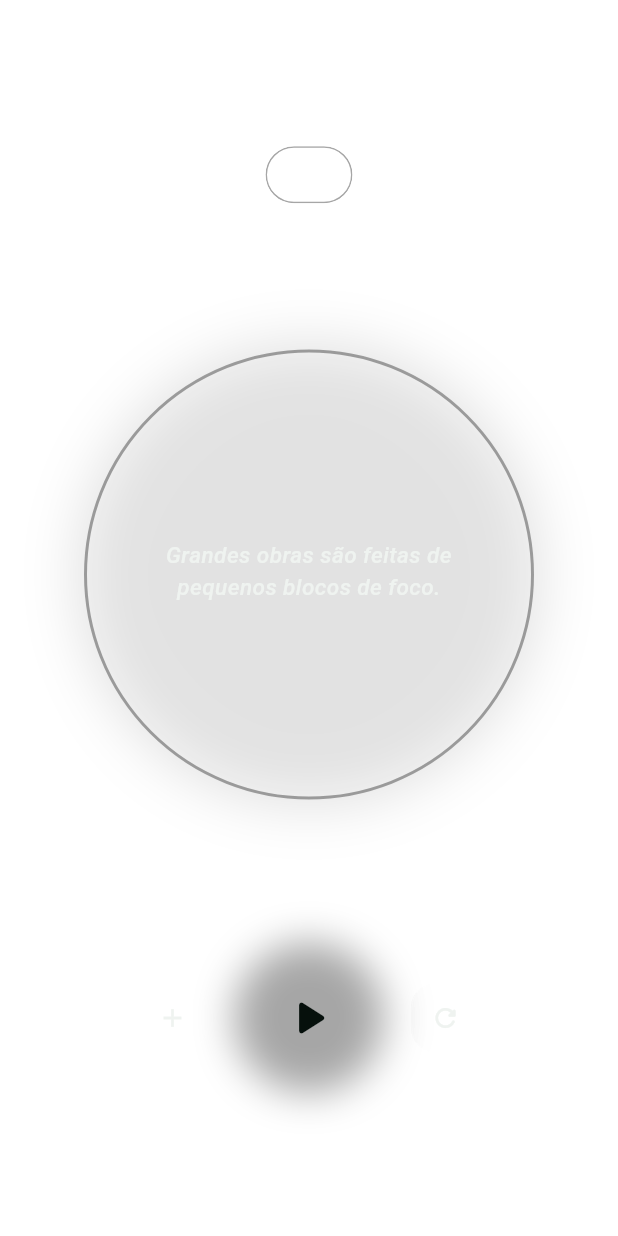
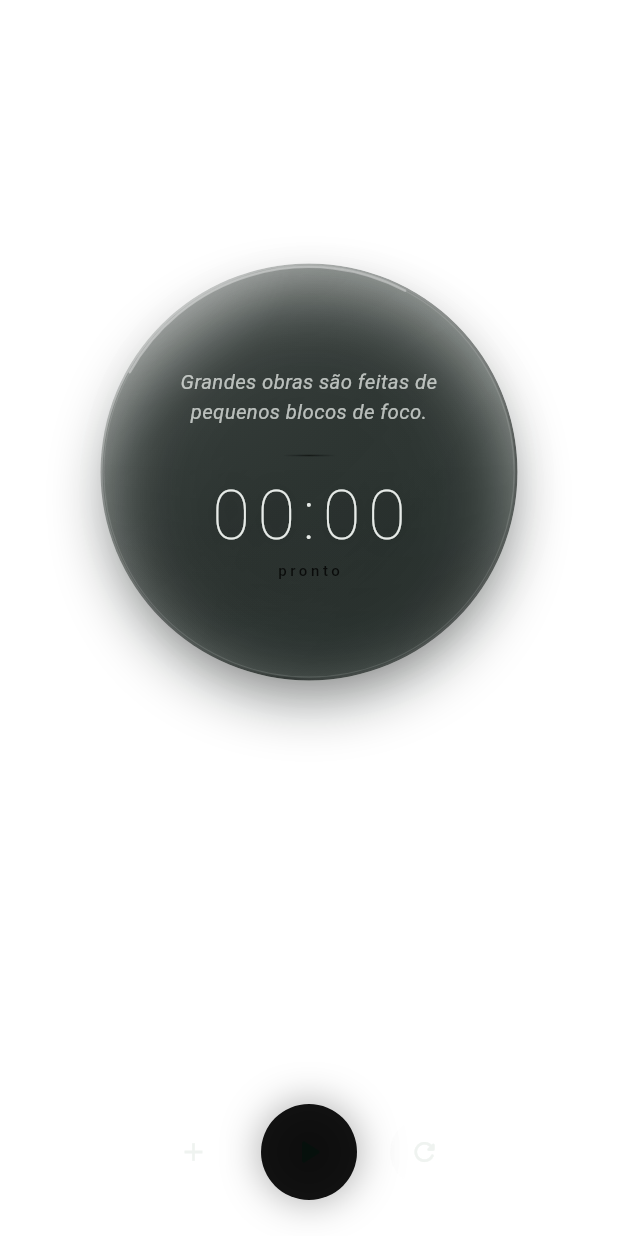
Before and after one commit to matheusz-nied/Aevum, a Flutter app: the InspirationalView widget shown alone on an empty page, opened directly with empty values, on a phone screen of 412 x 824 dp. Run offline on Flutter 3.47's test engine with Material 3 defaults, Android fonts, the phone set to English and light mode, and no system bars; our stand-ins replace audioplayers, fl_chart, flutter_riverpod, hive, hive_flutter, package_info_plus and 2 more; accounts and stored records are empty.

Commit message:
feat: integrate audioplayers package for enhanced audio functionality, add timer completion sound, and update UI components for improved user experience

```diff
--- a/lib/core/services/audio_service.dart
+++ b/lib/core/services/audio_service.dart
@@ -1,11 +1,19 @@
+import 'package:audioplayers/audioplayers.dart';
+import 'package:flutter/foundation.dart';
 import 'package:flutter/services.dart';
 
 class AudioService {
-  /// Toca o som de término de timer (usando som de sistema ou áudio suave)
+  static final AudioPlayer _player = AudioPlayer();
+
+  /// Toca o som suave de término incorporado ao app.
   static Future<void> playTimerCompleteSound() async {
     try {
-      await SystemSound.play(SystemSoundType.alert);
-    } catch (_) {}
+      // Reinicia o som caso duas conclusões sejam disparadas muito próximas.
+      await _player.stop();
+      await _player.play(AssetSource('audio/timer_complete.wav'), volume: 0.65);
+    } catch (error) {
+      debugPrint('Não foi possível tocar o som de conclusão: $error');
+    }
   }
 
   /// Toca um clique sutil de botão
--- a/lib/features/timer/presentation/views/inspirational_view.dart
+++ b/lib/features/timer/presentation/views/inspirational_view.dart
@@ -1,10 +1,12 @@
 import 'dart:async';
+import 'dart:math';
 import 'dart:ui';
 
 import 'package:flutter/material.dart';
 import 'package:aevum/core/constants/app_colors.dart';
 import 'package:aevum/core/quotes/inspiration_quotes.dart';
 import 'package:aevum/core/utils/time_utils.dart';
+import 'package:aevum/core/widgets/glass_container.dart';
 import 'package:aevum/features/tasks/domain/task_model.dart';
 import 'package:aevum/features/timer/domain/timer_state.dart';
 
@@ -63,70 +65,42 @@ class _InspirationalViewState extends State<InspirationalView> {
   @override
   Widget build(BuildContext context) {
     final accentColor = widget.task.color;
-    final displayTime = TimeUtils.formatSeconds(widget.state.remainingSeconds);
+    final remaining = widget.state.remainingSeconds;
+    final displayTime = TimeUtils.formatSeconds(remaining);
+    final hasHours = remaining >= 3600;
 
     return Column(
-      mainAxisAlignment: MainAxisAlignment.spaceEvenly,
       children: [
-        // Badge superior em vidro
-        ClipRRect(
-          borderRadius: BorderRadius.circular(20),
-          child: BackdropFilter(
-            filter: ImageFilter.blur(sigmaX: 10, sigmaY: 10),
-            child: Container(
-              padding: const EdgeInsets.symmetric(horizontal: 16, vertical: 8),
-              decoration: BoxDecoration(
-                color: Colors.white.withValues(alpha: 0.08),
-                borderRadius: BorderRadius.circular(20),
-                border: Border.all(color: accentColor.withValues(alpha: 0.35)),
-              ),
-              child: Row(
-                mainAxisSize: MainAxisSize.min,
+        const SizedBox(height: 8),
+        Expanded(
+          child: Align(
+            alignment: const Alignment(0, -0.28),
+            child: SizedBox(
+              width: 318,
+              height: 318,
+              child: Stack(
+                alignment: Alignment.center,
                 children: [
-                  Icon(widget.task.iconData, size: 16, color: accentColor),
-                  const SizedBox(width: 8),
-                  Text(
-                    widget.task.title,
-                    style: const TextStyle(
-                      color: AppColors.textWhite,
-                      fontSize: 14,
-                      fontWeight: FontWeight.w600,
+                  CustomPaint(
+                    size: const Size(318, 318),
+                    painter: _SoftProgressRingPainter(
+                      progress: widget.state.progress,
+                      accentColor: accentColor,
+                      isRunning: widget.state.isRunning,
                     ),
                   ),
-                ],
-              ),
-            ),
-          ),
-        ),
-
-        // Orbe central com glow
-        Center(
-          child: Container(
-            width: 300,
-            height: 300,
-            padding: const EdgeInsets.all(28),
-            decoration: BoxDecoration(
-              shape: BoxShape.circle,
-              color: AppColors.glassLightOnly,
-              border: Border.all(
-                color: accentColor.withValues(alpha: 0.35),
-                width: 2,
-              ),
-              boxShadow: [
-                BoxShadow(
-                  color: accentColor.withValues(
-                    alpha: widget.state.isRunning ? 0.28 : 0.12,
-                  ),
-                  blurRadius: 32,
-                  spreadRadius: 4,
-                ),
-              ],
-            ),
+                  SizedBox(
+                    width: 278,
+                    height: 278,
+                    child: GlassContainer(
+                      isCircle: true,
+                      strong: true,
+                      blur: 22,
+                      accentColor: accentColor,
+                      padding: const EdgeInsets.fromLTRB(28, 32, 28, 28),
                       child: Column(
                         mainAxisAlignment: MainAxisAlignment.center,
                         children: [
-                Icon(Icons.format_quote_rounded, color: accentColor, size: 32),
-                const SizedBox(height: 10),
                           AnimatedSwitcher(
                             duration: const Duration(milliseconds: 700),
                             transitionBuilder: (child, anim) =>
@@ -135,12 +109,31 @@ class _InspirationalViewState extends State<InspirationalView> {
                               _currentQuote,
                               key: ValueKey(_currentQuote),
                               textAlign: TextAlign.center,
-                    style: const TextStyle(
-                      fontSize: 15,
-                      fontWeight: FontWeight.w500,
-                      height: 1.4,
-                      color: AppColors.textWhite,
+                              maxLines: 3,
+                              overflow: TextOverflow.ellipsis,
+                              style: TextStyle(
+                                fontSize: 13.5,
+                                fontWeight: FontWeight.w400,
+                                height: 1.45,
                                 fontStyle: FontStyle.italic,
+                                color: AppColors.textWhite.withValues(
+                                  alpha: 0.72,
+                                ),
+                              ),
+                            ),
+                          ),
+                          const SizedBox(height: 18),
+                          Container(
+                            width: 36,
+                            height: 1,
+                            decoration: BoxDecoration(
+                              borderRadius: BorderRadius.circular(99),
+                              gradient: LinearGradient(
+                                colors: [
+                                  accentColor.withValues(alpha: 0),
+                                  accentColor.withValues(alpha: 0.55),
+                                  accentColor.withValues(alpha: 0),
+                                ],
                               ),
                             ),
                           ),
@@ -148,89 +141,138 @@ class _InspirationalViewState extends State<InspirationalView> {
                           Text(
                             displayTime,
                             style: TextStyle(
-                    fontSize: 22,
-                    fontWeight: FontWeight.w600,
-                    color: accentColor,
-                    letterSpacing: 1,
+                              fontSize: hasHours ? 34 : 46,
+                              fontWeight: FontWeight.w200,
+                              height: 1,
+                              letterSpacing: hasHours ? 2.5 : 5,
+                              color: AppColors.textWhite.withValues(alpha: 0.96),
+                              shadows: [
+                                Shadow(
+                                  color: accentColor.withValues(alpha: 0.45),
+                                  blurRadius: 22,
+                                ),
+                                Shadow(
+                                  color: accentColor.withValues(alpha: 0.18),
+                                  blurRadius: 40,
+                                ),
+                              ],
+                            ),
+                          ),
+                          const SizedBox(height: 8),
+                          Text(
+                            widget.state.isRunning
+                                ? 'restante'
+                                : widget.state.isPaused
+                                ? 'em pausa'
+                                : 'pronto',
+                            style: TextStyle(
+                              fontSize: 10,
+                              fontWeight: FontWeight.w500,
+                              letterSpacing: 2.4,
+                              color: accentColor.withValues(alpha: 0.78),
                             ),
                           ),
                         ],
                       ),
                     ),
                   ),
-
-        // Controles
-        Row(
+                ],
+              ),
+            ),
+          ),
+        ),
+        Padding(
+          padding: const EdgeInsets.only(bottom: 24),
+          child: Row(
             mainAxisAlignment: MainAxisAlignment.center,
             children: [
-            _GlassIconButton(
+              _SoftIconButton(
                 icon: Icons.add,
                 onPressed: () => widget.onAddMinutes(1),
               ),
-            const SizedBox(width: 20),
-            Container(
-              decoration: BoxDecoration(
-                shape: BoxShape.circle,
-                boxShadow: [
-                  BoxShadow(
-                    color: accentColor.withValues(alpha: 0.35),
-                    blurRadius: 22,
-                    spreadRadius: 2,
+              const SizedBox(width: 22),
+              _SoftPlayButton(
+                isRunning: widget.state.isRunning,
+                accentColor: accentColor,
+                onTap: widget.onTogglePlayPause,
               ),
-                ],
-              ),
-              child: FloatingActionButton.large(
-                onPressed: widget.onTogglePlayPause,
-                backgroundColor: accentColor,
-                foregroundColor: AppColors.forestDeep,
-                elevation: 0,
-                child: Icon(
-                  widget.state.isRunning
-                      ? Icons.pause_rounded
-                      : Icons.play_arrow_rounded,
-                  size: 40,
-                ),
-              ),
-            ),
-            const SizedBox(width: 20),
-            _GlassIconButton(
+              const SizedBox(width: 22),
+              _SoftIconButton(
                 icon: Icons.refresh_rounded,
                 onPressed: widget.onReset,
               ),
             ],
+          ),
         ),
       ],
     );
   }
 }
 
-class _GlassIconButton extends StatelessWidget {
+class _SoftPlayButton extends StatelessWidget {
+  final bool isRunning;
+  final Color accentColor;
+  final VoidCallback onTap;
+
+  const _SoftPlayButton({
+    required this.isRunning,
+    required this.accentColor,
+    required this.onTap,
+  });
+
+  @override
+  Widget build(BuildContext context) {
+    return GestureDetector(
+      onTap: onTap,
+      child: Container(
+        width: 64,
+        height: 64,
+        decoration: BoxDecoration(
+          shape: BoxShape.circle,
+          color: accentColor.withValues(alpha: 0.92),
+          boxShadow: [
+            BoxShadow(
+              color: accentColor.withValues(alpha: 0.32),
+              blurRadius: 22,
+              spreadRadius: 1,
+            ),
+          ],
+        ),
+        child: Icon(
+          isRunning ? Icons.pause_rounded : Icons.play_arrow_rounded,
+          size: 28,
+          color: AppColors.forestDeep,
+        ),
+      ),
+    );
+  }
+}
+
+class _SoftIconButton extends StatelessWidget {
   final IconData icon;
   final VoidCallback onPressed;
 
-  const _GlassIconButton({required this.icon, required this.onPressed});
+  const _SoftIconButton({required this.icon, required this.onPressed});
 
   @override
   Widget build(BuildContext context) {
-    return ClipRRect(
-      borderRadius: BorderRadius.circular(16),
+    return ClipOval(
       child: BackdropFilter(
         filter: ImageFilter.blur(sigmaX: 8, sigmaY: 8),
+        child: Material(
+          color: Colors.transparent,
+          child: InkWell(
+            onTap: onPressed,
+            customBorder: const CircleBorder(),
             child: Container(
               width: 46,
               height: 46,
               decoration: BoxDecoration(
-            color: Colors.white.withValues(alpha: 0.09),
-            borderRadius: BorderRadius.circular(16),
+                shape: BoxShape.circle,
+                color: Colors.white.withValues(alpha: 0.07),
                 border: Border.all(color: Colors.white.withValues(alpha: 0.12)),
               ),
-          child: Material(
-            color: Colors.transparent,
-            child: InkWell(
-              onTap: onPressed,
-              child: Center(
               child: Icon(icon, color: AppColors.textWhite, size: 20),
-              ),
             ),
           ),
         ),
@@ -238,3 +280,49 @@ class _GlassIconButton extends StatelessWidget {
     );
   }
 }
+
+class _SoftProgressRingPainter extends CustomPainter {
+  final double progress;
+  final Color accentColor;
+  final bool isRunning;
+
+  _SoftProgressRingPainter({
+    required this.progress,
+    required this.accentColor,
+    required this.isRunning,
+  });
+
+  @override
+  void paint(Canvas canvas, Size size) {
+    final center = Offset(size.width / 2, size.height / 2);
+    final radius = size.width / 2 - 7;
+
+    final track = Paint()
+      ..color = Colors.white.withValues(alpha: 0.06)
+      ..style = PaintingStyle.stroke
+      ..strokeWidth = 2.2;
+
+    final arc = Paint()
+      ..color = accentColor.withValues(alpha: isRunning ? 0.92 : 0.55)
+      ..style = PaintingStyle.stroke
+      ..strokeCap = StrokeCap.round
+      ..strokeWidth = 2.6
+      ..maskFilter = const MaskFilter.blur(BlurStyle.normal, 0.4);
+
+    canvas.drawCircle(center, radius, track);
+    canvas.drawArc(
+      Rect.fromCircle(center: center, radius: radius),
+      -pi / 2,
+      2 * pi * progress.clamp(0.0, 1.0),
+      false,
+      arc,
+    );
+  }
+
+  @override
+  bool shouldRepaint(covariant _SoftProgressRingPainter oldDelegate) {
+    return oldDelegate.progress != progress ||
+        oldDelegate.accentColor != accentColor ||
+        oldDelegate.isRunning != isRunning;
+  }
+}
--- a/lib/features/timer/presentation/views/sacred_mandala_view.dart
+++ b/lib/features/timer/presentation/views/sacred_mandala_view.dart
@@ -68,10 +68,8 @@ class _SacredMandalaViewState extends State<SacredMandalaView>
 
         return Column(
           children: [
-            // Frase-guia no topo (sem timer digital)
-            Padding(
-              padding: const EdgeInsets.only(top: 4),
-              child: Text(
+            const SizedBox(height: 6),
+            Text(
               widget.state.isRunning
                   ? 'Respire no ritmo da luz'
                   : 'Pronto para focar',
@@ -82,18 +80,15 @@ class _SacredMandalaViewState extends State<SacredMandalaView>
                 letterSpacing: 2,
               ),
             ),
-            ),
-
-            // Mandala centralizada verticalmente no espaço restante
             Expanded(
-              child: Center(
+              child: Align(
+                alignment: const Alignment(0, -0.45),
                 child: SizedBox(
                   width: 290,
                   height: 290,
                   child: Stack(
                     alignment: Alignment.center,
                     children: [
-                      // Aura
                       Container(
                         width: 270 * breathScale,
                         height: 270 * breathScale,
@@ -110,7 +105,6 @@ class _SacredMandalaViewState extends State<SacredMandalaView>
                           ],
                         ),
                       ),
-
                       CustomPaint(
                         size: const Size(290, 290),
                         painter: _MandalaPainter(
@@ -120,8 +114,6 @@ class _SacredMandalaViewState extends State<SacredMandalaView>
                           accentColor: accentColor,
                         ),
                       ),
-
-                      // Play/Pause central
                       GestureDetector(
                         onTap: widget.onTogglePlayPause,
                         child: Container(
@@ -149,10 +141,8 @@ class _SacredMandalaViewState extends State<SacredMandalaView>
                 ),
               ),
             ),
-
-            // Botões
             Padding(
-              padding: const EdgeInsets.only(bottom: 8),
+              padding: const EdgeInsets.only(bottom: 24),
               child: Row(
                 mainAxisAlignment: MainAxisAlignment.center,
                 children: [
--- a/pubspec.yaml
+++ b/pubspec.yaml
@@ -44,6 +44,7 @@ dependencies:
   package_info_plus: ^8.3.1
   url_launcher: ^6.3.2
   wakelock_plus: ^1.3.3
+  audioplayers: ^6.5.1
 
 dev_dependencies:
   flutter_test:
@@ -69,6 +70,7 @@ flutter:
 
   assets:
     - assets/app/aevum-mark.png
+    - assets/audio/timer_complete.wav
 
   # To add assets to your application, add an assets section, like this:
   # assets:
```
Also changed, not shown: pubspec.lock, 6 other files. Lines whose indentation alone changed are shown as unchanged.
